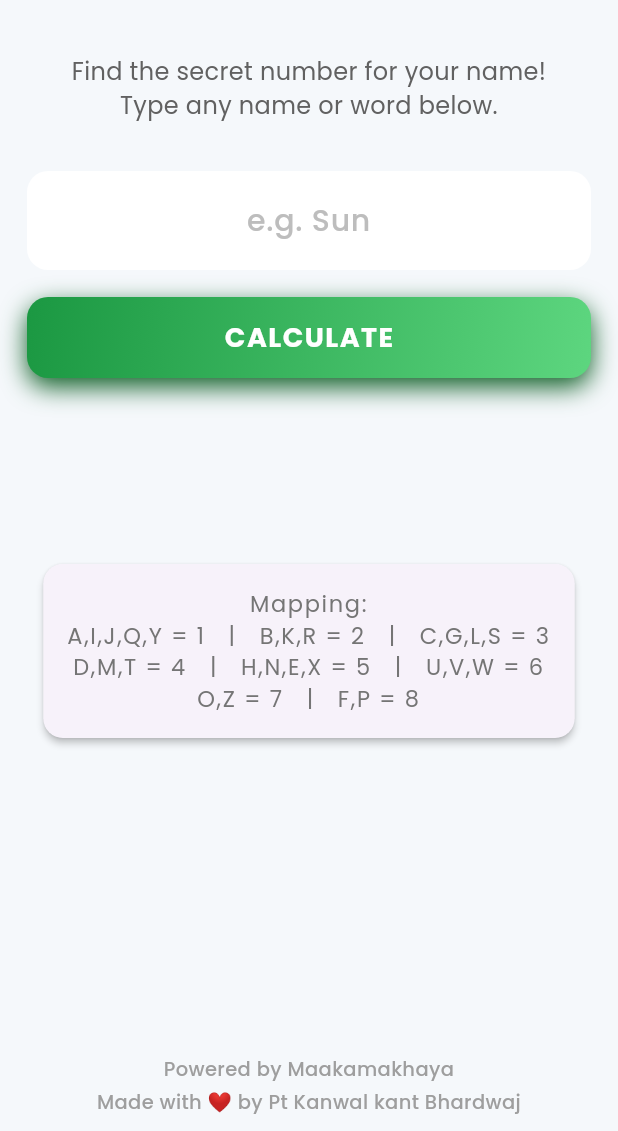
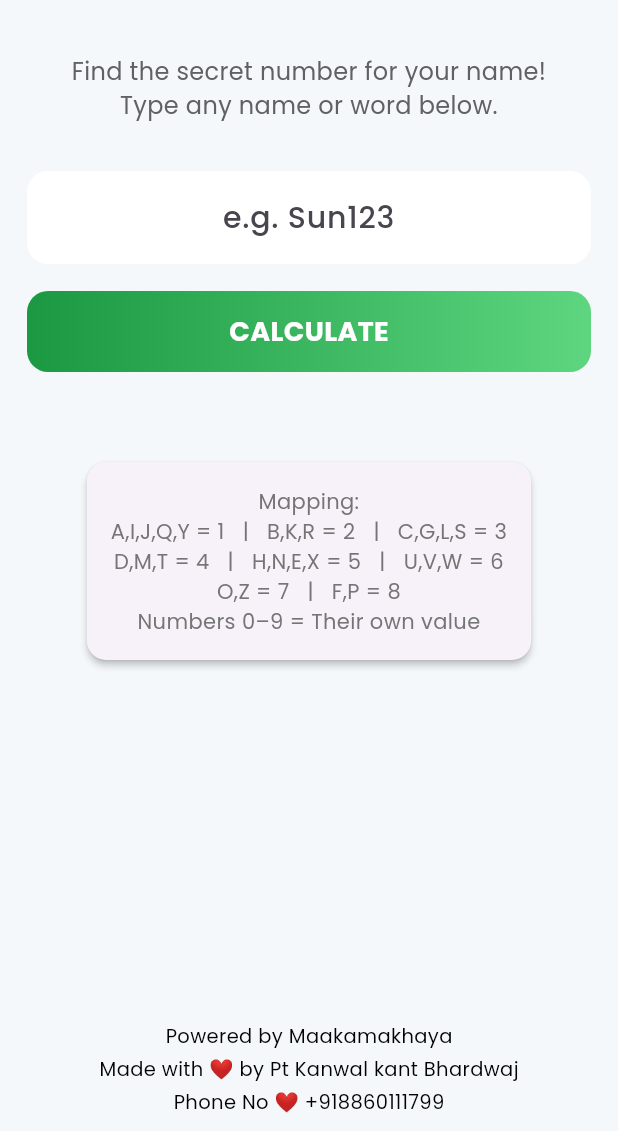
Before and after one commit to tajenderbhardwaj/AnkVidya, a Flutter app: the screen it shows after launch, on a phone screen of 412 x 824 dp, the part 105-1236 px from its top. Run offline on Flutter 3.47's test engine with Material 3 defaults, Android fonts, the phone set to English and light mode, and no system bars; our stand-ins replace google_fonts.

Commit message:
numeric no to also calculate

```diff
--- a/lib/main.dart
+++ b/lib/main.dart
@@ -4,6 +4,7 @@ import 'package:google_fonts/google_fonts.dart';
 void main() {
   runApp(const NumerologyApp());
 }
+
 const MaterialColor kBrandGreen = MaterialColor(
   0xFF26C258,
   <int, Color>{
@@ -19,6 +20,7 @@ const MaterialColor kBrandGreen = MaterialColor(
     900: Color(0xFF0E5F26),
   },
 );
+
 class NumerologyApp extends StatelessWidget {
   const NumerologyApp({super.key});
 
@@ -27,7 +29,7 @@ class NumerologyApp extends StatelessWidget {
     return MaterialApp(
       title: 'AnkVidya',
       theme: ThemeData(
-        primarySwatch:kBrandGreen,//26c258
+        primarySwatch: kBrandGreen,
         textTheme: GoogleFonts.poppinsTextTheme(),
         scaffoldBackgroundColor: const Color(0xFFF5F8FB),
         inputDecorationTheme: InputDecorationTheme(
@@ -71,7 +73,6 @@ class _NumerologyCalculatorState extends State<NumerologyCalculator>
     'F': 8, 'P': 8
   };
 
-  // >>> Add the planet mapping here <<<
   final Map<int, String> planetMap = {
     1: "Surya (सूर्य) – Sun",
     2: "Chandra (चन्द्र) – Moon",
@@ -84,12 +85,24 @@ class _NumerologyCalculatorState extends State<NumerologyCalculator>
     9: "Mangal (मंगल) – Mars"
   };
 
+  // ✨ Updated function to support numbers also
   void calculateNumerology(String input) {
     mappedNumbers.clear();
     totalSum = 0;
     singleDigit = 0;
+
     for (int i = 0; i < input.length; i++) {
       String char = input[i].toUpperCase();
+
+      // If digit (0-9)
+      if (RegExp(r'[0-9]').hasMatch(char)) {
+        int digit = int.parse(char);
+        mappedNumbers.add(digit);
+        totalSum += digit;
+        continue;
+      }
+
+      // Alphabet mapping
       int? value = numerologyMap[char];
       if (value != null) {
         mappedNumbers.add(value);
@@ -98,7 +111,9 @@ class _NumerologyCalculatorState extends State<NumerologyCalculator>
         mappedNumbers.add(0);
       }
     }
+
     singleDigit = reduceToSingleDigit(totalSum);
+
     setState(() {
       hasResult = true;
     });
@@ -144,36 +159,37 @@ class _NumerologyCalculatorState extends State<NumerologyCalculator>
         ),
       ),
       body: SafeArea(
-        child:Column(
+        child: Column(
           children: [
             Expanded(
-              flex: 1,
               child: SingleChildScrollView(
                 padding: const EdgeInsets.symmetric(horizontal: 18, vertical: 36),
                 child: Column(
-                  crossAxisAlignment: CrossAxisAlignment.center,
                   children: [
                     Text(
                       "Find the secret number for your name!\nType any name or word below.",
                       textAlign: TextAlign.center,
                       style: GoogleFonts.poppins(
-                          fontSize: 16, fontWeight: FontWeight.w400, color: Colors.grey[700]),
+                          fontSize: 16, color: Colors.grey[700]),
                     ),
                     const SizedBox(height: 32),
+
                     TextField(
                       controller: _controller,
                       textAlign: TextAlign.center,
-                      style: GoogleFonts.poppins(fontSize: 20, fontWeight: FontWeight.w500),
+                      style: GoogleFonts.poppins(
+                          fontSize: 20, fontWeight: FontWeight.w500),
                       decoration: InputDecoration(
-                        hintText: "e.g. Sun",
-                        hintStyle: TextStyle(color: Colors.grey[400]),
-                        contentPadding: const EdgeInsets.symmetric(vertical: 18, horizontal: 16),
+                        hintText: "e.g. Sun123",
                       ),
                       onSubmitted: (value) {
-                        if (value.trim().isNotEmpty) calculateNumerology(value.trim());
+                        if (value.trim().isNotEmpty) {
+                          calculateNumerology(value.trim());
+                        }
                       },
                     ),
                     const SizedBox(height: 18),
+
                     GestureDetector(
                       onTap: () {
                         if (_controller.text.trim().isNotEmpty) {
@@ -181,22 +197,12 @@ class _NumerologyCalculatorState extends State<NumerologyCalculator>
                         }
                       },
                       child: Container(
-                        width: double.infinity,
                         height: 54,
                         decoration: BoxDecoration(
                           gradient: const LinearGradient(
                             colors: [Color(0xFF1B9842), Color(0xFF5DD67F)],
-                            begin: Alignment.topLeft,
-                            end: Alignment.bottomRight,
                           ),
                           borderRadius: BorderRadius.circular(14),
-                          boxShadow: [
-                            BoxShadow(
-                              color: const Color(0xFF0E5F26),
-                              blurRadius: 14,
-                              offset: const Offset(0, 6),
-                            )
-                          ],
                         ),
                         child: Center(
                           child: Text(
@@ -204,80 +210,88 @@ class _NumerologyCalculatorState extends State<NumerologyCalculator>
                             style: GoogleFonts.poppins(
                                 fontWeight: FontWeight.w700,
                                 fontSize: 18,
-                              letterSpacing: 1,
-                              color: Colors.white,
+                                color: Colors.white),
                           ),
                         ),
                       ),
                     ),
-                    ),
-                    const SizedBox(height: 34),
+
+                    const SizedBox(height: 30),
+
                     AnimatedOpacity(
-                      opacity: hasResult ? 1.0 : 0.0,
+                      opacity: hasResult ? 1 : 0,
                       duration: const Duration(milliseconds: 400),
                       child: hasResult
-                          ? Container(
-                        width: double.infinity,
+                          ? resultBox()
+                          : const SizedBox.shrink(),
+                    ),
+
+                    const SizedBox(height: 26),
+
+                    mappingBox(),
+                  ],
+                ),
+              ),
+            ),
+
+            footer(),
+          ],
+        ),
+      ),
+    );
+  }
+
+  Widget resultBox() {
+    return Container(
       padding: const EdgeInsets.all(24),
-                        margin: const EdgeInsets.only(top: 8),
       decoration: BoxDecoration(
         color: Colors.white,
         borderRadius: BorderRadius.circular(18),
         boxShadow: [
           BoxShadow(
-                              color: const Color(0x14049be5),
+              color: Colors.black.withOpacity(0.05),
               blurRadius: 16,
-                              offset: const Offset(0, 8),
-                            )
+              offset: const Offset(0, 8))
         ],
       ),
       child: Column(
-                          crossAxisAlignment: CrossAxisAlignment.center,
         children: [
-                            Text(
-                              "Result for:",
-                              style: GoogleFonts.poppins(
-                                fontWeight: FontWeight.w500,
-                                color: Colors.grey[700],
-                              ),
-                            ),
+          Text("Result for:", style: TextStyle(color: Colors.grey[700])),
           const SizedBox(height: 4),
           Text(
             _controller.text.trim(),
             style: GoogleFonts.poppins(
+                fontSize: 22,
                 fontWeight: FontWeight.w600,
-                                fontSize: 22,
-                                color: const Color(0xff4481eb),
-                              ),
+                color: const Color(0xff4481eb)),
           ),
           const SizedBox(height: 14),
+
           Wrap(
             alignment: WrapAlignment.center,
             children: mappedNumbers.map((n) {
-                                return AnimatedContainer(
-                                  duration: const Duration(milliseconds: 300),
-                                  margin: const EdgeInsets.symmetric(horizontal: 5,vertical: 5),
+              return Container(
+                margin: const EdgeInsets.all(5),
                 padding: const EdgeInsets.all(10),
                 decoration: BoxDecoration(
-                                    color: n == 0
-                                        ? Colors.grey[300]
-                                        : const Color(0xffe8f0fd),
+                  color: n == 0 ? Colors.grey[300] : const Color(0xffe8f0fd),
                   borderRadius: BorderRadius.circular(7),
                 ),
                 child: Text(
                   "$n",
                   style: GoogleFonts.poppins(
                     fontSize: 19,
-                                      color: n == 0
-                                          ? Colors.grey[400]
-                                          : const Color(0xff4481eb),
+                    color:
+                    n == 0 ? Colors.grey[400] : const Color(0xff4481eb),
                     fontWeight: FontWeight.w600,
                   ),
                 ),
               );
             }).toList(),
           ),
+
           const SizedBox(height: 22),
+
           Row(
             mainAxisAlignment: MainAxisAlignment.center,
             children: [
@@ -286,84 +300,29 @@ class _NumerologyCalculatorState extends State<NumerologyCalculator>
               resultTile("Single Digit", "$singleDigit", Colors.orange),
             ],
           ),
-                            // <<< --- Show Planet Info Below Single Digit --- >>>
+
+          const SizedBox(height: 18),
+
           planetMap[singleDigit] != null
-                                ? Padding(
-                              padding: const EdgeInsets.only(top: 18.0),
-                              child: Column(
+              ? Column(
             children: [
               Text(
                 "Planet for $singleDigit",
-                                    style: GoogleFonts.poppins(
-                                        fontWeight: FontWeight.w500,
-                                        color: Colors.grey[700],
-                                        fontSize: 15),
+                style: TextStyle(color: Colors.grey[700]),
               ),
               const SizedBox(height: 5),
               Text(
                 planetMap[singleDigit]!,
                 style: GoogleFonts.poppins(
                     fontWeight: FontWeight.w700,
-                                        color: Color(0xffF59E42),
+                    color: const Color(0xffF59E42),
                     fontSize: 19),
                 textAlign: TextAlign.center,
               ),
             ],
-                              ),
           )
               : const SizedBox.shrink(),
         ],
-                        ),
-                      )
-                          : const SizedBox(height: 60),
-                    ),
-                    const SizedBox(height: 26),
-                    Card(
-                      shape: RoundedRectangleBorder(
-                          borderRadius: BorderRadius.circular(13)),
-                      elevation: 2,
-                      child: Padding(
-                        padding: const EdgeInsets.all(16),
-                        child: Text(
-                          "Mapping:\nA,I,J,Q,Y = 1   |   B,K,R = 2   |   C,G,L,S = 3\n"
-                              "D,M,T = 4   |   H,N,E,X = 5   |   U,V,W = 6\n"
-                              "O,Z = 7   |   F,P = 8",
-                          style: GoogleFonts.poppins(
-                              fontSize: 15,
-                              fontWeight: FontWeight.w400,
-                              color: Colors.grey[600],
-                              letterSpacing: 1.1),
-                          textAlign: TextAlign.center,
-                        ),
-                      ),
-                    )
-                  ],
-                ),
-              ),
-            ),
-            SizedBox(height: 16),
-            Text(
-              "Powered by Maakamakhaya",
-              style: TextStyle(
-                color: Colors.grey[500],
-                fontSize: 13,
-                fontWeight: FontWeight.w500,
-              ),
-              textAlign: TextAlign.center,
-            ),
-            SizedBox(height: 3),
-            Text(
-              "Made with ❤️ by Pt Kanwal kant Bhardwaj",
-              style: TextStyle(
-                color: Colors.grey[500],
-                fontSize: 13,
-                fontWeight: FontWeight.w500,
-              ),
-              textAlign: TextAlign.center,
-            ),
-            SizedBox(height: 10),
-          ],
-        ),
       ),
     );
   }
@@ -371,28 +330,54 @@ class _NumerologyCalculatorState extends State<NumerologyCalculator>
   Widget resultTile(String label, String value, Color color) {
     return Column(
       children: [
-        Text(
-          label,
-          style: GoogleFonts.poppins(
-              fontWeight: FontWeight.w500, color: Colors.grey[600], fontSize: 14),
-        ),
+        Text(label, style: TextStyle(color: Colors.grey[600])),
         const SizedBox(height: 4),
         Container(
           padding: const EdgeInsets.symmetric(horizontal: 22, vertical: 8),
           decoration: BoxDecoration(
-            color: color.withOpacity(0.09),
+            color: color.withOpacity(0.1),
             borderRadius: BorderRadius.circular(8),
           ),
           child: Text(
             value,
-            style: GoogleFonts.poppins(
-              fontSize: 23,
-              fontWeight: FontWeight.w700,
-              color: color,
-            ),
+            style: TextStyle(
+                fontSize: 23, fontWeight: FontWeight.w700, color: color),
           ),
         ),
       ],
     );
   }
+
+  Widget mappingBox() {
+    return Card(
+      shape: RoundedRectangleBorder(borderRadius: BorderRadius.circular(13)),
+      elevation: 2,
+      child: Padding(
+        padding: const EdgeInsets.all(16),
+        child: Text(
+          "Mapping:\nA,I,J,Q,Y = 1   |   B,K,R = 2   |   C,G,L,S = 3\n"
+              "D,M,T = 4   |   H,N,E,X = 5   |   U,V,W = 6\n"
+              "O,Z = 7   |   F,P = 8\nNumbers 0–9 = Their own value",
+          textAlign: TextAlign.center,
+          style: TextStyle(color: Colors.grey[600]),
+        ),
+      ),
+    );
   }
+
+  Widget footer() {
+    return Column(
+      children: [
+        Text("Powered by Maakamakhaya",
+            style: TextStyle(color: Colors.black, fontSize: 13)),
+        const SizedBox(height: 3),
+        Text("Made with ❤️ by Pt Kanwal kant Bhardwaj",
+            style: TextStyle(color: Colors.black, fontSize: 13)),
+        const SizedBox(height: 3),
+        Text("Phone No ❤️ +918860111799",
+            style: TextStyle(color: Colors.black, fontSize: 13)),
+        const SizedBox(height: 10),
+      ],
+    );
+  }
+}
```
Lines whose indentation alone changed are shown as unchanged.
